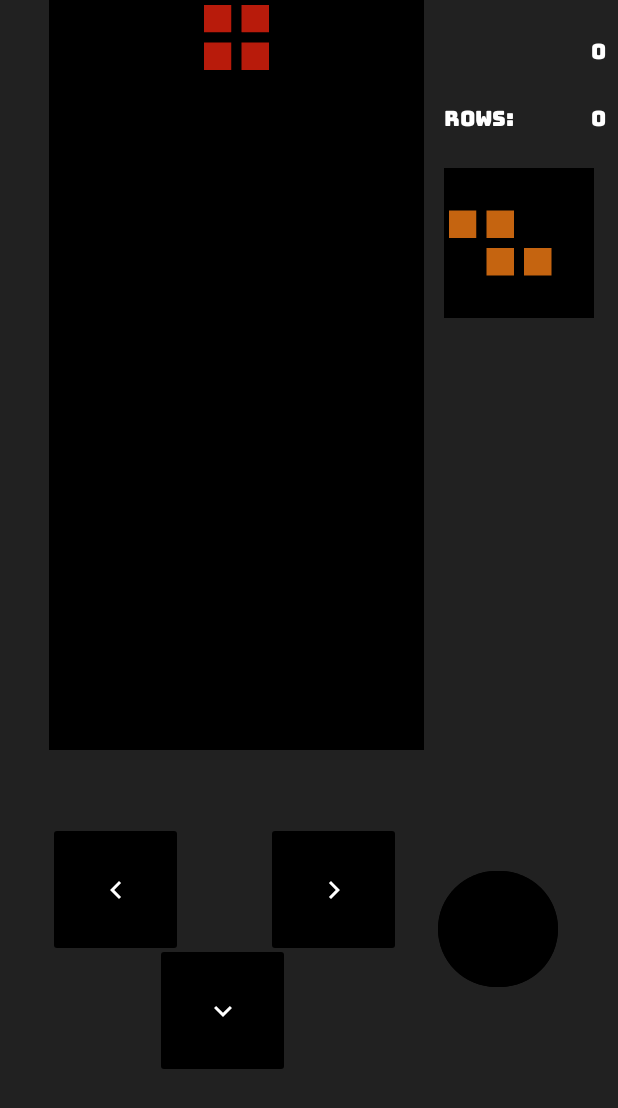
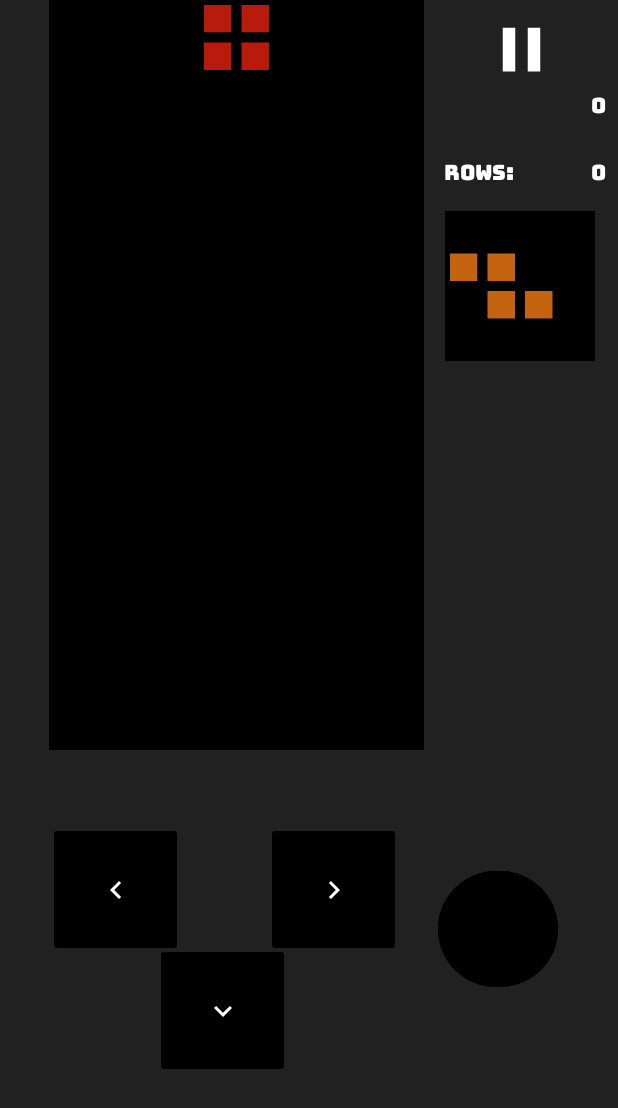
Before and after one commit to thebaldehit/OOP_tetris, an Android app: the MainActivity screen opened directly, with no data from a screen before it, on a phone screen of 412 x 824 dp. Shown: the top 1108 px of the screen. Run offline under Robolectric (Android 15) with nearby library versions, the phone set to English and light mode, and no system bars.

Commit message:
Added pause for game

```diff
--- a/tetris/app/src/main/java/com/example/tetris/Game.kt
+++ b/tetris/app/src/main/java/com/example/tetris/Game.kt
@@ -282,6 +282,15 @@ class Game {
         }
     }
 
+    fun pauseGame() {
+        isGame = false
+    }
+
+    fun resumeGame() {
+        isGame = true
+        startGame()
+    }
+
     fun initGame() {
         fillGameField()
         generateStartFigures()
--- a/tetris/app/src/main/java/com/example/tetris/MainActivity.kt
+++ b/tetris/app/src/main/java/com/example/tetris/MainActivity.kt
@@ -1,7 +1,6 @@
 package com.example.tetris
 
 import android.annotation.SuppressLint
-import android.content.SharedPreferences
 import androidx.appcompat.app.AppCompatActivity
 import android.os.Bundle
 import android.view.MotionEvent
@@ -15,6 +14,7 @@ class MainActivity : AppCompatActivity() {
     private var lButtonPressed = false
     private var rButtonPressed = false
     private var dButtonPressed = false
+    private var pause = false
 
     @SuppressLint("ClickableViewAccessibility")
     override fun onCreate(savedInstanceState: Bundle?) {
@@ -36,11 +36,13 @@ class MainActivity : AppCompatActivity() {
         bindingClass.imageButtonLeft.setOnTouchListener { _, event ->
             when (event.action) {
                 MotionEvent.ACTION_DOWN -> {
+                    if (!pause) {
                         if (!rButtonPressed) lButtonPressed = true
                         thread {
                             while (lButtonPressed) {
                                 game.moveFigureLeft()
                                 TimeUnit.MILLISECONDS.sleep(100)
+                            }
                         }
                     }
                     true
@@ -56,11 +58,13 @@ class MainActivity : AppCompatActivity() {
         bindingClass.imageButtonRight.setOnTouchListener { _, event ->
             when (event.action) {
                 MotionEvent.ACTION_DOWN -> {
+                    if (!pause) {
                         if (!lButtonPressed) rButtonPressed = true
                         thread {
                             while (rButtonPressed) {
                                 game.moveFigureRight()
                                 TimeUnit.MILLISECONDS.sleep(100)
+                            }
                         }
                     }
                     true
@@ -76,11 +80,13 @@ class MainActivity : AppCompatActivity() {
         bindingClass.imageButtonDown.setOnTouchListener { _, event ->
             when (event.action) {
                 MotionEvent.ACTION_DOWN -> {
+                   if (!pause) {
                        dButtonPressed = true
                        thread {
                            while (dButtonPressed) {
                                game.moveFigureDown()
                                TimeUnit.MILLISECONDS.sleep(50)
+                           }
                        }
                    }
                     true
@@ -93,9 +99,20 @@ class MainActivity : AppCompatActivity() {
             }
         }
 
-        bindingClass.buttonRotate.setOnClickListener { game.rotateFigure() }
+        bindingClass.buttonRotate.setOnClickListener { if (!pause) game.rotateFigure() }
         bindingClass.gameOver.setOnClickListener {
            finish()
+        }
+        bindingClass.pause.setOnClickListener {
+            pause = !pause
+            if (pause) {
+                game.pauseGame()
+                bindingClass.pauseText.visibility = View.VISIBLE
+            }
+            else {
+                game.resumeGame()
+                bindingClass.pauseText.visibility = View.GONE
+            }
         }
     }
 
--- /dev/null
+++ b/tetris/app/src/main/res/drawable/pause.xml
@@ -0,0 +1,5 @@
+<vector android:height="24dp" android:tint="#FFFFFF"
+    android:viewportHeight="24" android:viewportWidth="24"
+    android:width="24dp" xmlns:android="http://schemas.android.com/apk/res/android">
+    <path android:fillColor="@android:color/white" android:pathData="M6,19h4L10,5L6,5v14zM14,5v14h4L18,5h-4z"/>
+</vector>
--- a/tetris/app/src/main/res/layout/activity_main.xml
+++ b/tetris/app/src/main/res/layout/activity_main.xml
@@ -22,12 +22,12 @@
         android:id="@+id/nextFigureCanvas"
         android:layout_width="100dp"
         android:layout_height="100dp"
-        android:layout_marginTop="112dp"
+        android:layout_marginTop="52dp"
         android:background="#000000"
         app:layout_constraintEnd_toEndOf="parent"
-        app:layout_constraintHorizontal_bias="0.448"
+        app:layout_constraintHorizontal_bias="0.482"
         app:layout_constraintStart_toEndOf="@+id/canvas"
-        app:layout_constraintTop_toTopOf="parent" />
+        app:layout_constraintTop_toBottomOf="@+id/score" />
 
     <ImageButton
         android:id="@+id/imageButtonDown"
@@ -88,14 +88,14 @@
         android:id="@+id/score"
         android:layout_width="0dp"
         android:layout_height="wrap_content"
-        android:layout_marginTop="16dp"
+        android:layout_marginTop="52dp"
         android:layout_marginEnd="8dp"
         android:fontFamily="@font/bungee"
         android:gravity="end"
         android:text="0"
         android:textColor="#FFFFFF"
         app:layout_constraintEnd_toEndOf="parent"
-        app:layout_constraintHorizontal_bias="0.415"
+        app:layout_constraintHorizontal_bias="1.0"
         app:layout_constraintStart_toEndOf="@+id/canvas"
         app:layout_constraintTop_toTopOf="parent" />
 
@@ -146,4 +146,30 @@
         app:layout_constraintStart_toStartOf="parent"
         app:layout_constraintTop_toTopOf="parent" />
 
+    <TextView
+        android:id="@+id/pauseText"
+        android:layout_width="0dp"
+        android:layout_height="0dp"
+        android:background="#C4000000"
+        android:fontFamily="@font/bungee"
+        android:gravity="center_horizontal|center_vertical"
+        android:text="Pause"
+        android:textColor="#FFFFFF"
+        android:textSize="34sp"
+        android:visibility="gone"
+        app:layout_constraintBottom_toBottomOf="parent"
+        app:layout_constraintEnd_toEndOf="parent"
+        app:layout_constraintStart_toStartOf="parent"
+        app:layout_constraintTop_toTopOf="parent" />
+
+    <ImageView
+        android:id="@+id/pause"
+        android:layout_width="50dp"
+        android:layout_height="50dp"
+        android:layout_marginTop="8dp"
+        app:layout_constraintEnd_toEndOf="parent"
+        app:layout_constraintStart_toEndOf="@+id/canvas"
+        app:layout_constraintTop_toTopOf="parent"
+        app:srcCompat="@drawable/pause" />
+
 </androidx.constraintlayout.widget.ConstraintLayout>
```
Lines whose indentation alone changed are shown as unchanged.
